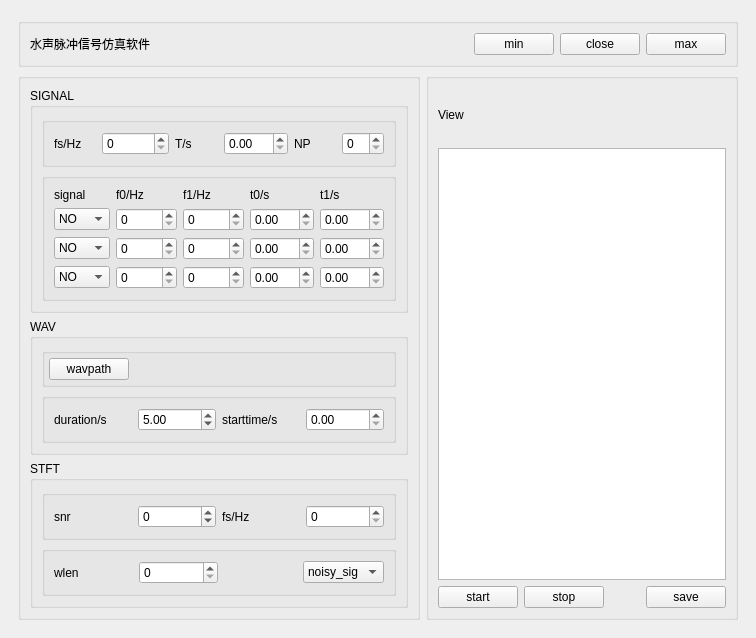
darkalleys/wav_Read_Plot, file ui/simulate.ui: the form before one commit.
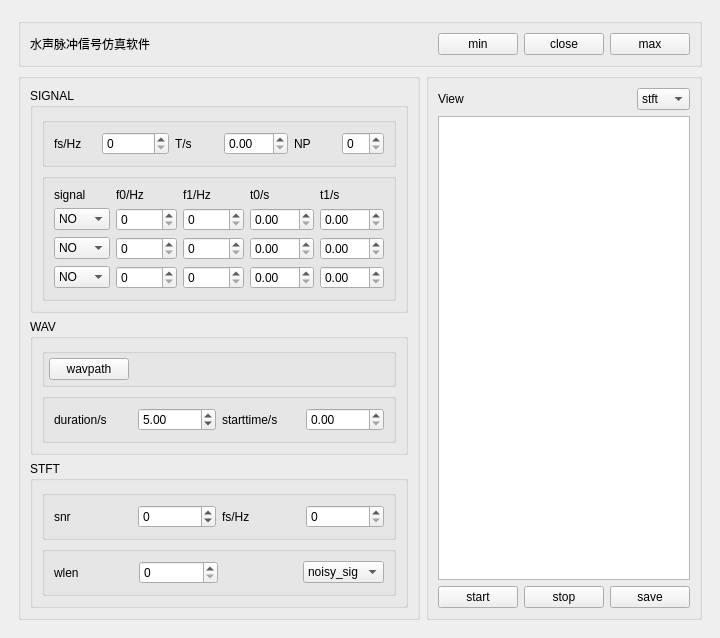
The form after the commit.

What changed in the file:
```diff
--- a/ui/simulate.ui
+++ b/ui/simulate.ui
@@ -6,7 +6,7 @@
    <rect>
     <x>0</x>
     <y>0</y>
-    <width>756</width>
+    <width>666</width>
     <height>534</height>
    </rect>
   </property>
@@ -529,7 +529,7 @@
              </property>
              <layout class="QVBoxLayout" name="verticalLayout" stretch="1,8,1">
               <item>
-               <layout class="QHBoxLayout" name="horizontalLayout_4" stretch="0,0">
+               <layout class="QHBoxLayout" name="horizontalLayout_4" stretch="1,3,1">
                 <item>
                  <widget class="QLabel" name="label_2">
                   <property name="text">
@@ -550,6 +550,25 @@
                   </property>
                  </spacer>
                 </item>
+                <item>
+                 <widget class="QComboBox" name="plotcomboBox">
+                  <item>
+                   <property name="text">
+                    <string>stft</string>
+                   </property>
+                  </item>
+                  <item>
+                   <property name="text">
+                    <string>fft</string>
+                   </property>
+                  </item>
+                  <item>
+                   <property name="text">
+                    <string>wav</string>
+                   </property>
+                  </item>
+                 </widget>
+                </item>
                </layout>
               </item>
               <item>
```
